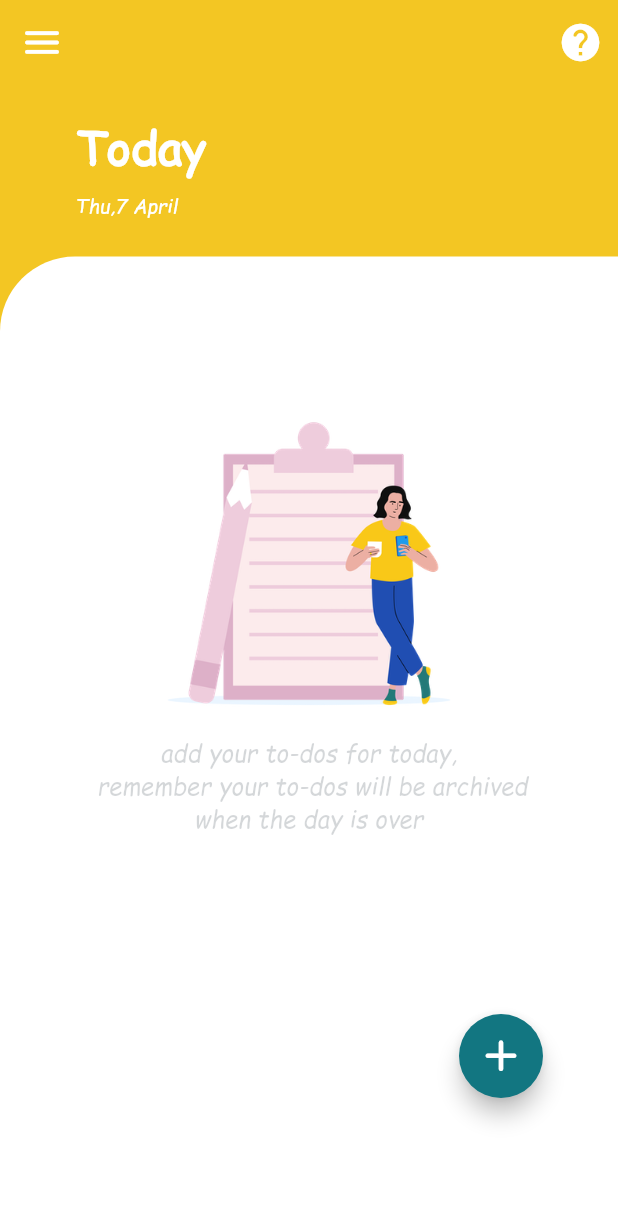
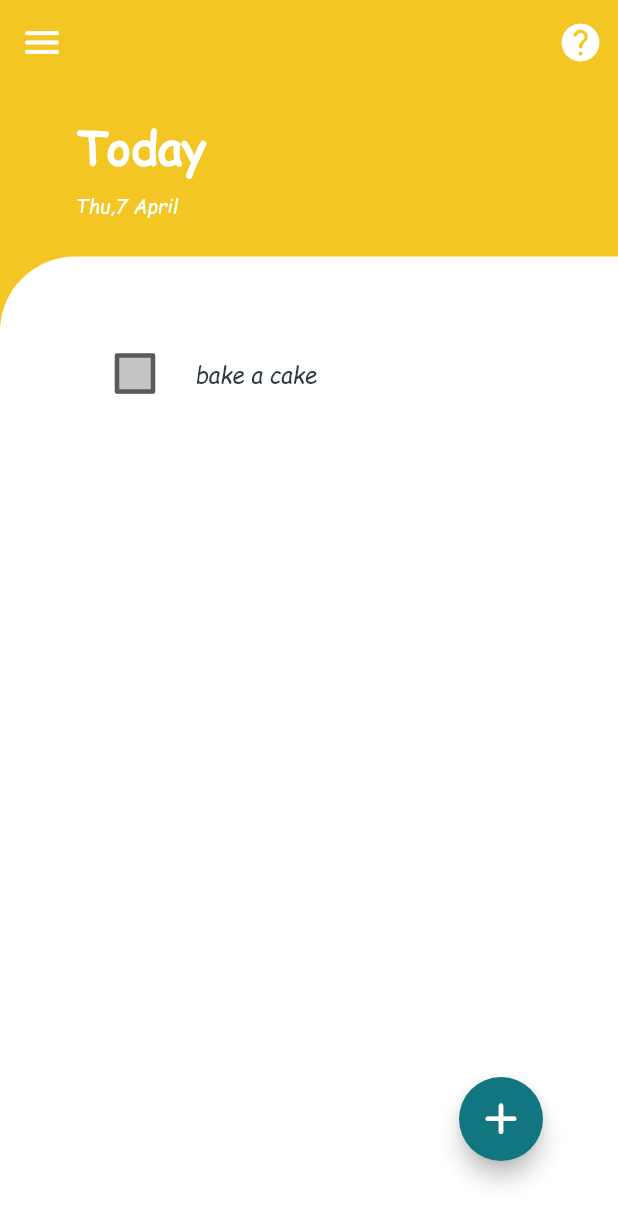
Before and after one commit to weaamokok/toDoADay, a Flutter app: the screen it shows after launch, on a phone screen of 412 x 824 dp. Shown: the top 1224 px of the screen. Run offline on Flutter 3.47's test engine with Material 2 defaults, Android fonts, the phone set to English and light mode, and no system bars.

Commit message:
checkBoxs added
checkBox works perfectly and the code was refactored, every widget is in it's own file.

```diff
--- a/to_do_a_day/lib/elements/const.dart
+++ b/to_do_a_day/lib/elements/const.dart
@@ -1,6 +1,8 @@
 import 'package:flutter/material.dart';
 
 Color conPrimaryY = Color(0xffF3C623);
+Color conPrimaryB = Color(0xff2A3642);
+Color conPrimaryG = Color(0xff127681);
 TextStyle conToday = TextStyle(
     color: Colors.white,
     fontFamily: 'ComicsB',
--- /dev/null
+++ b/to_do_a_day/lib/elements/widgets.dart
@@ -0,0 +1,42 @@
+// ignore_for_file: use_key_in_widget_constructors, camel_case_types
+
+import 'package:flutter/material.dart';
+
+import 'const.dart';
+
+Widget EmptyList = Column(
+  children: [
+    Center(
+      child: Column(
+        children: [
+          ///if it's the first time to enter the app or its 12 am set this otherwise
+          SizedBox(
+            height: 50,
+          ),
+          SizedBox(
+            width: 209,
+            height: 209,
+            child: Image(
+              image: AssetImage('images/Stuck at Home - To Do List.png'),
+            ),
+          ),
+          SizedBox(
+            height: 10,
+          ),
+          Text(
+            'add your to-dos for today,\n remember your to-dos will be archived when the day is over',
+            style: TextStyle(
+                fontFamily: 'Comics',
+                fontSize: 16,
+                color: conPrimaryB.withOpacity(.2)),
+            textAlign: TextAlign.center,
+          ),
+        ],
+      ),
+    ),
+    SizedBox(
+      height: 120,
+      // height: MediaQuery.of(context).size.height * .158,
+    ),
+  ],
+);
--- /dev/null
+++ b/to_do_a_day/lib/elements/widgets/taskTile.dart
@@ -0,0 +1,44 @@
+import 'package:flutter/material.dart';
+
+import '../const.dart';
+
+class aTask extends StatefulWidget {
+  @override
+  State<aTask> createState() => _aTaskState();
+}
+
+class _aTaskState extends State<aTask> {
+  bool c = false;
+
+  String todo = 'bake a cake';
+
+  @override
+  Widget build(BuildContext context) {
+    return ListTile(
+      leading: Transform.scale(
+        scale: 1.5,
+        child: Checkbox(
+            fillColor:
+                MaterialStateColor.resolveWith((states) => Color(0xffC4C4C4)),
+            value: c,
+            checkColor: conPrimaryB,
+            onChanged: (value) {
+              setState(() {
+                c = value!;
+              });
+            }),
+      ),
+      title: Text(
+        todo,
+        style: c
+            ? TextStyle(
+                decoration: TextDecoration.lineThrough,
+                fontFamily: 'Comics',
+                fontSize: 15,
+                color: Color(0xff2A3642))
+            : TextStyle(
+                fontFamily: 'Comics', fontSize: 15, color: Color(0xff2A3642)),
+      ),
+    );
+  }
+}
--- /dev/null
+++ b/to_do_a_day/lib/elements/widgets/tasksList.dart
@@ -0,0 +1,13 @@
+import 'package:flutter/material.dart';
+
+import 'taskTile.dart';
+
+class checkLists extends StatelessWidget {
+  //the list that would handle
+  bool? c;
+
+  @override
+  Widget build(BuildContext context) {
+    return ListView(children: <Widget>[aTask()]);
+  }
+}
--- a/to_do_a_day/lib/screens/task_screen.dart
+++ b/to_do_a_day/lib/screens/task_screen.dart
@@ -1,14 +1,22 @@
-// ignore_for_file: prefer_const_literals_to_create_immutables
+// ignore_for_file: prefer_const_literals_to_create_immutables, prefer_const_constructors
 
 import 'dart:io';
 import 'package:flutter/material.dart';
 import 'package:flutter/rendering.dart';
 import 'package:intl/intl.dart';
 import '../elements/const.dart';
+import '../elements/widgets.dart';
+import '../elements/widgets/tasksList.dart';
 
 //TODO refactor the screen
-class TasksScreen extends StatelessWidget {
+class TasksScreen extends StatefulWidget {
+  @override
+  State<TasksScreen> createState() => _TasksScreenState();
+}
+
+class _TasksScreenState extends State<TasksScreen> {
   DateTime date = new DateTime.now();
+
   @override
   Widget build(BuildContext context) {
     return Scaffold(
@@ -69,50 +77,19 @@ class TasksScreen extends StatelessWidget {
             ),
             Expanded(
               child: Container(
+                  //the to dos  container
                   padding: EdgeInsets.all(50),
                   decoration: BoxDecoration(
                       color: Colors.white,
                       borderRadius:
                           BorderRadius.only(topLeft: Radius.circular(50))),
-                child: Column(
+                  child: Stack(
                     children: [
-                    Center(
-                      child: Column(
-                        children: [
-                          ///if it's the first time to enter the app or its 12 am set this otherwise
-                          SizedBox(
-                            height: 50,
-                          ),
-                          SizedBox(
-                            width: 209,
-                            height: 209,
-                            child: Image(
-                              image: AssetImage(
-                                  'images/Stuck at Home - To Do List.png'),
-                            ),
-                          ),
-                          SizedBox(
-                            height: 10,
-                          ),
-                          Text(
-                            'add your to-dos for today,\n remember your to-dos will be archived when the day is over',
-                            style: TextStyle(
-                                fontFamily: 'Comics',
-                                fontSize: 16,
-                                color: Color(0xff2A3642).withOpacity(.2)),
-                            textAlign: TextAlign.center,
-                          ),
-                        ],
-                      ),
-                    ),
-                    SizedBox(
-                      height: 120,
-                      // height: MediaQuery.of(context).size.height * .158,
-                    ),
+                      checkLists(),
                       Align(
                         alignment: Alignment.bottomRight,
                         child: FloatingActionButton(
-                          backgroundColor: Color(0xff127681),
+                            backgroundColor: conPrimaryG,
                             child: Icon(
                               Icons.add_rounded,
                               size: 35,
@@ -120,7 +97,7 @@ class TasksScreen extends StatelessWidget {
                             onPressed: () {}),
                       )
                     ],
-                ),
+                  ) //here goes the Empty List or the checkList
                   ),
             )
           ],
```
Lines whose indentation alone changed are shown as unchanged.
